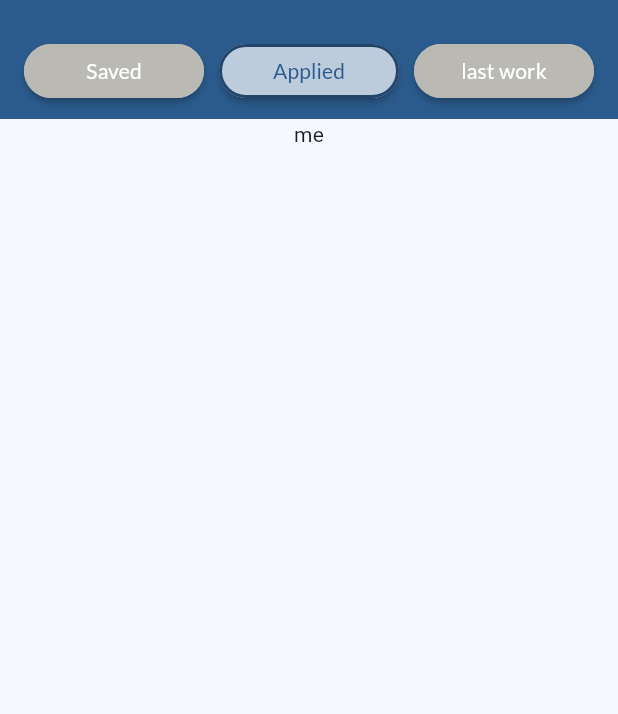
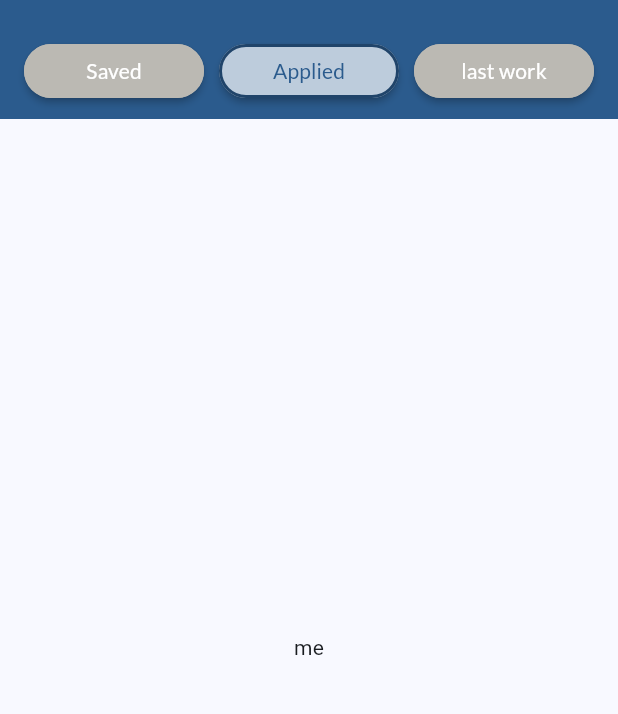
Before and after one commit to yousefmohamed35/home_view, a Flutter app: the MyJobView screen opened directly, after a tap on "Applied", on a phone screen of 412 x 824 dp, the part 61-775 px from its top. Run offline on Flutter 3.47's test engine with Material 3 defaults, Android fonts, the phone set to English and light mode, and no system bars; our stand-ins replace google_fonts.

Commit message:
create saved view

```diff
--- /dev/null
+++ b/lib/my_job/presentation/view/saved_view.dart
@@ -0,0 +1,21 @@
+import 'package:flutter/material.dart';
+import 'package:homeview/home/presentation/view/widgets/home_view_item.dart';
+
+class SavedView extends StatelessWidget {
+  const SavedView({super.key});
+
+  @override
+  Widget build(BuildContext context) {
+    return SingleChildScrollView(
+      child: Padding(
+        padding: const EdgeInsets.symmetric(vertical: 16),
+        child: Column(
+          spacing: 16,
+          children: List.generate(3, (index) {
+            return HomeViewItem();
+          }),
+        ),
+      ),
+    );
+  }
+}
--- a/lib/my_job/presentation/view/widgets/my_job_view_body.dart
+++ b/lib/my_job/presentation/view/widgets/my_job_view_body.dart
@@ -1,6 +1,7 @@
 import 'package:flutter/material.dart';
 import 'package:homeview/my_job/model/tap_bar_model.dart';
 import '../../../../core/app_colors.dart';
+import '../saved_view.dart';
 import 'custom_tap_bar_button.dart';
 
 class MyJobViewBody extends StatefulWidget {
@@ -11,15 +12,15 @@ class MyJobViewBody extends StatefulWidget {
 }
 
 int selectedItem = 0;
-List<TapBarModel> tapBar = [
-  TapBarModel(text: 'Saved', widget: Center(child: Text('saved'))),
-  TapBarModel(text: 'Applied', widget: Center(child: Text('me'))),
-  TapBarModel(text: 'last work', widget: Center(child: Text('last'))),
-];
 
 class _MyJobViewBodyState extends State<MyJobViewBody> {
   @override
   Widget build(BuildContext context) {
+    List<TapBarModel> tapBar = [
+      TapBarModel(text: 'Saved', widget: SavedView()),
+      TapBarModel(text: 'Applied', widget: Center(child: Text('me'))),
+      TapBarModel(text: 'last work', widget: Center(child: Text('last'))),
+    ];
     return Column(
       children: [
         Container(
@@ -41,7 +42,7 @@ class _MyJobViewBodyState extends State<MyJobViewBody> {
             }),
           ),
         ),
-        tapBar[selectedItem].widget,
+        Expanded(child: tapBar[selectedItem].widget),
       ],
     );
   }
```
